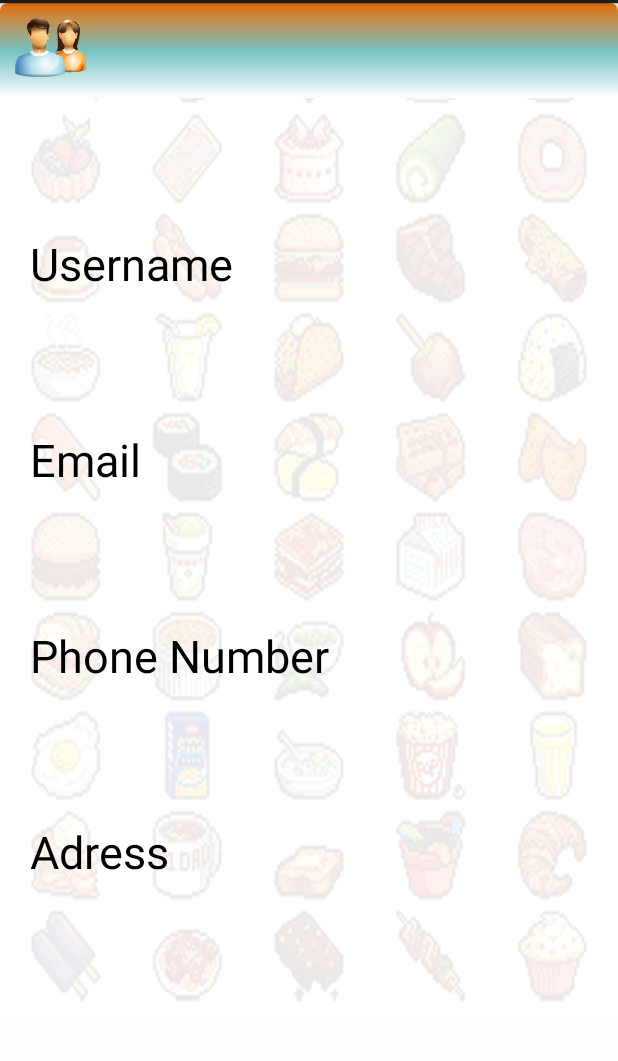
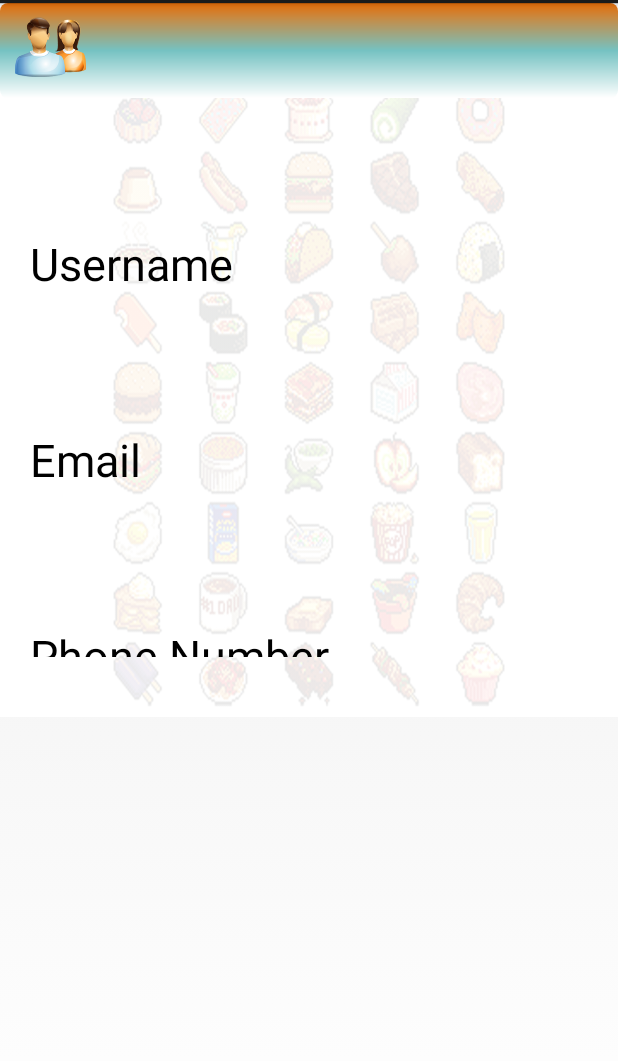
Before and after one commit to yoe32/Proyecto-III, an Android app: the fragment UserProfileFragment shown on its own in the app's theme, on a phone screen of 412 x 824 dp, the part 69-1130 px from its top. Run offline under Robolectric (Android 15) with nearby library versions, the phone set to English and light mode, and no system bars.

Commit message:
Cambio#1 7-17-2015

```diff
--- a/Bitchnel/app/src/main/res/layout/activity_google_facebook_user_post.xml
+++ b/Bitchnel/app/src/main/res/layout/activity_google_facebook_user_post.xml
@@ -16,10 +16,10 @@
         android:id="@+id/llProfile"
         android:layout_width="fill_parent"
         android:layout_height="wrap_content"
+        android:visibility="gone"
         android:layout_marginBottom="20dp"
         android:orientation="horizontal"
-        android:weightSum="3"
-        android:visibility="gone">
+        android:weightSum="3">
 
             <com.google.android.gms.common.SignInButton
                 android:id="@+id/google_intro_login"
--- a/Bitchnel/app/src/main/res/layout/fragment_user_profile.xml
+++ b/Bitchnel/app/src/main/res/layout/fragment_user_profile.xml
@@ -3,7 +3,7 @@
         xmlns:android="http://schemas.android.com/apk/res/android"
         android:layout_width="match_parent"
         android:layout_height="match_parent"
-        android:layout_marginBottom="100dp"
+        android:layout_marginBottom="300dp"
         android:background="#FFFFFF"
         android:layout_below="@id/linearLayout">
 
```
Also changed, not shown: Bitchnel/app/src/main/java/com/dejiitaru/bitchnel/login/GoogleLogin.java (+8 -6 lines).
